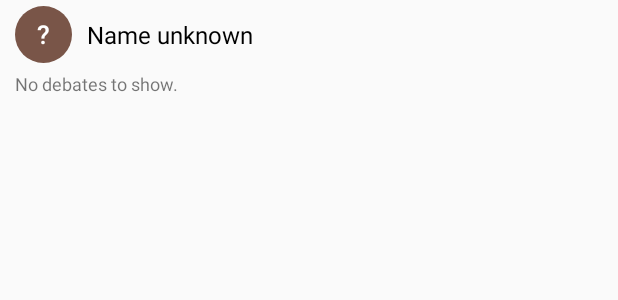
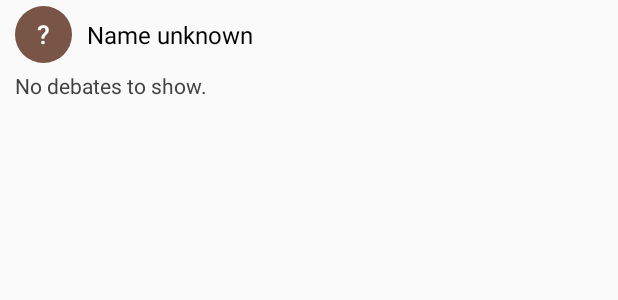
Before and after one commit to FischerLouis/Sedlex, an Android app: the layout row_debates.xml on its own in the app's theme, with its tools: preview values and no code run, on a phone screen of 412 x 824 dp. Shown: the top 300 px of the screen. Run offline under Robolectric (Android 15) with nearby library versions, the phone set to English and light mode, and no system bars; network calls fail.

Commit message:
Font color change in debatesView, line spacing adjustments

```diff
--- a/app/src/main/res/layout/activity_detail.xml
+++ b/app/src/main/res/layout/activity_detail.xml
@@ -203,6 +203,7 @@
                         android:layout_height="wrap_content"
                         android:id="@+id/detail_content"
                         android:textColor="@color/black"
+                        android:lineSpacingExtra="2dp"
                         android:text="@string/loading"
                         android:textSize="13sp"/>
 
--- a/app/src/main/res/layout/row_debates.xml
+++ b/app/src/main/res/layout/row_debates.xml
@@ -3,6 +3,7 @@
     android:layout_width="match_parent"
     android:layout_height="wrap_content"
     android:layout_marginLeft="10dp"
+    android:layout_marginRight="10dp"
     android:layout_marginTop="4dp"
     android:layout_marginBottom="4dp"
     android:id="@+id/debates_separator_row">
@@ -46,7 +47,10 @@
         android:layout_height="wrap_content"
         android:id="@+id/debates_text"
         android:layout_below="@+id/debates_layout_title"
-        android:textSize="12sp"
-        android:text="@string/debates_text_unknown"/>
+        android:textSize="14sp"
+        android:textColor="@color/grey800"
+        android:lineSpacingExtra="4dp"
+        android:text="@string/debates_text_unknown"
+        android:elegantTextHeight="false" />
 
 </RelativeLayout>
```
